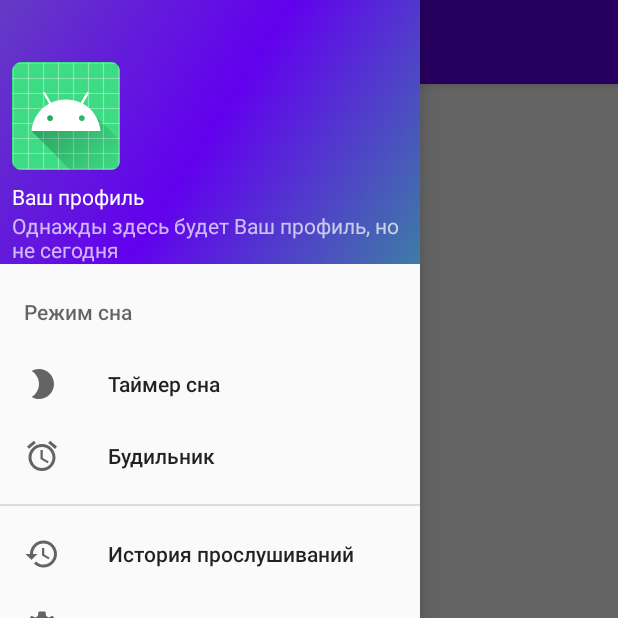
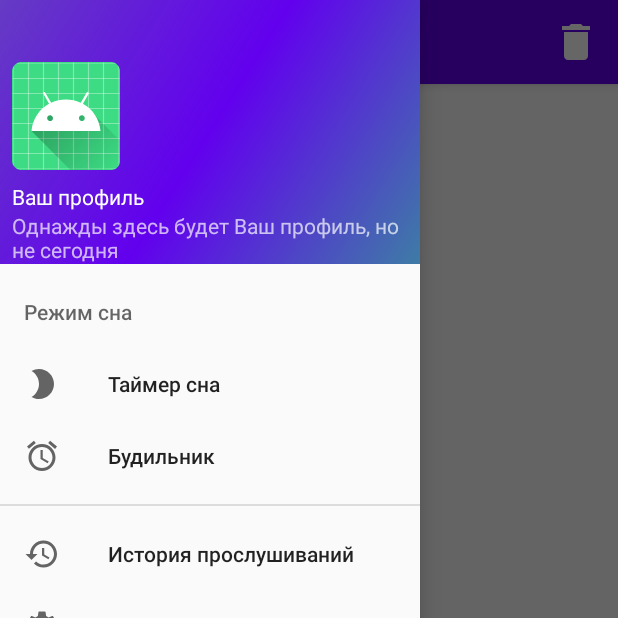
Before and after one commit to katemeron/RadioApp, an Android app: the fragment HistoryFragment placed in its activity, with the side drawer open, on a phone screen of 412 x 824 dp, the top half of it. Run offline under Robolectric (Android 15) with nearby library versions, the light colour scheme and no system bars; our stand-ins replace Dagger/Hilt's generated code, Room's generated code, RxJava; libraries missing offline, so code that uses them is left out: androidx.hilt.lifecycle, coil.api.load; network calls fail; pictures from the network do not load.

Commit message:
clear history action

```diff
--- a/app/src/main/java/djisachan/radioapp/radiomodule/data/player/PlayerService.kt
+++ b/app/src/main/java/djisachan/radioapp/radiomodule/data/player/PlayerService.kt
@@ -37,6 +37,10 @@ class PlayerService : Service() {
         return START_STICKY
     }
 
+    fun stopPlaying(){
+        radioPlayer.pause()
+    }
+
     inner class PlayerBinder : Binder() {
         fun getService(): PlayerService {
             return this@PlayerService
--- a/app/src/main/java/djisachan/radioapp/radiomodule/presentation/bottomplayer/RadioPlayerViewModel.kt
+++ b/app/src/main/java/djisachan/radioapp/radiomodule/presentation/bottomplayer/RadioPlayerViewModel.kt
@@ -24,7 +24,7 @@ class RadioPlayerViewModel @ViewModelInject constructor(private val historyRadio
     ViewModel() {
 
     private var serviceConnection: ServiceConnection
-    private lateinit var playerService: PlayerService
+    private var playerService: PlayerService? = null
     private var isBound = false
     var savedRadioUrl: String? = null
 
@@ -53,6 +53,8 @@ class RadioPlayerViewModel @ViewModelInject constructor(private val historyRadio
      * Запуск проигрывателя, если выбрано радио
      */
     fun startPlaying(context: Context, uri: String) {
+        playerService?.stopPlaying()
+
         val intent = Intent(context, PlayerService::class.java)
         intent.putExtra(PlayerService.URI_KEY, uri)
         context.startService(intent)
--- a/app/src/main/java/djisachan/radioapp/radiomodule/presentation/history/HistoryFragment.kt
+++ b/app/src/main/java/djisachan/radioapp/radiomodule/presentation/history/HistoryFragment.kt
@@ -1,9 +1,7 @@
 package djisachan.radioapp.radiomodule.presentation.history
 
 import android.os.Bundle
-import android.view.LayoutInflater
-import android.view.View
-import android.view.ViewGroup
+import android.view.*
 import android.widget.Toast
 import androidx.appcompat.app.AppCompatActivity
 import androidx.fragment.app.Fragment
@@ -11,6 +9,7 @@ import androidx.fragment.app.viewModels
 import androidx.lifecycle.Observer
 import androidx.recyclerview.widget.RecyclerView
 import dagger.hilt.android.AndroidEntryPoint
+import djisachan.radioapp.MainSingleActivity
 import djisachan.radioapp.R
 import djisachan.radioapp.radiomodule.domain.RadioModel
 import djisachan.radioapp.radiomodule.presentation.OnRadioClickListener
@@ -52,8 +51,23 @@ class HistoryFragment : Fragment(),
         historyViewModel.getHistoryList()
     }
 
+    override fun onCreateOptionsMenu(menu: Menu, inflater: MenuInflater) {
+        inflater.inflate(R.menu.history_menu, menu)
+        super.onCreateOptionsMenu(menu, inflater)
+    }
+
+    override fun onOptionsItemSelected(item: MenuItem): Boolean {
+        return when (item.itemId) {
+            R.id.action_clear_history -> {
+                historyViewModel.clearHistory()
+                true
+            }
+            else -> super.onOptionsItemSelected(item)
+        }
+    }
+
     override fun onClick(radio: RadioModel) {
-        //
+        (requireActivity() as MainSingleActivity).updateRadioPlayerFragment(radio)
     }
 
     private fun initToolbar() {
--- a/app/src/main/java/djisachan/radioapp/radiomodule/presentation/history/HistoryViewModel.kt
+++ b/app/src/main/java/djisachan/radioapp/radiomodule/presentation/history/HistoryViewModel.kt
@@ -23,8 +23,7 @@ class HistoryViewModel @ViewModelInject constructor(
      * Получить список истории
      */
     fun getHistoryList() {
-        val dao = historyRadioDatabase.getHistoryDao()
-        dao.getAll()
+        historyRadioDatabase.getHistoryDao().getAll()
             .map {
                 it.map { station ->
                     RadioModel(
@@ -40,4 +39,13 @@ class HistoryViewModel @ViewModelInject constructor(
             .subscribe({ radioListData.value = it }, {})
 
     }
+
+    fun clearHistory() {
+        historyRadioDatabase.getHistoryDao().clearHistory()
+            .subscribeOn(Schedulers.io())
+            .observeOn(AndroidSchedulers.mainThread())
+            .subscribe({
+                radioListData.value = emptyList()
+            }, {})
+    }
 }
--- a/app/src/main/java/djisachan/radioapp/radiomodule/presentation/radiolist/RadioListAdapter.kt
+++ b/app/src/main/java/djisachan/radioapp/radiomodule/presentation/radiolist/RadioListAdapter.kt
@@ -19,7 +19,7 @@ import djisachan.radioapp.radiomodule.presentation.OnRadioClickListener
 class RadioListAdapter(private val radioClickListener: OnRadioClickListener) :
     RecyclerView.Adapter<RadioListAdapter.RadioViewHolder>() {
 
-    private var radioList: List<RadioModel> = ArrayList()
+    private var radioList: List<RadioModel> = emptyList()
 
     override fun onCreateViewHolder(parent: ViewGroup, viewType: Int): RadioViewHolder {
         val view =
--- a/app/src/main/java/djisachan/radioapp/radiomodule/presentation/radiolist/RadioListFragment.kt
+++ b/app/src/main/java/djisachan/radioapp/radiomodule/presentation/radiolist/RadioListFragment.kt
@@ -70,7 +70,6 @@ class RadioListFragment : Fragment(),
     override fun onOptionsItemSelected(item: MenuItem): Boolean {
         return when (item.itemId) {
             R.id.action_search -> true
-            R.id.action_share -> true
             R.id.action_exit -> true
             else -> super.onOptionsItemSelected(item)
         }
--- /dev/null
+++ b/app/src/main/res/drawable/ic_delete_36.xml
@@ -0,0 +1,5 @@
+<vector android:height="36dp" android:tint="?attr/colorControlNormal"
+    android:viewportHeight="24" android:viewportWidth="24"
+    android:width="36dp" xmlns:android="http://schemas.android.com/apk/res/android">
+    <path android:fillColor="@android:color/white" android:pathData="M6,19c0,1.1 0.9,2 2,2h8c1.1,0 2,-0.9 2,-2V7H6v12zM19,4h-3.5l-1,-1h-5l-1,1H5v2h14V4z"/>
+</vector>
--- /dev/null
+++ b/app/src/main/res/menu/history_menu.xml
@@ -0,0 +1,10 @@
+<?xml version="1.0" encoding="utf-8"?>
+<menu xmlns:android="http://schemas.android.com/apk/res/android"
+    xmlns:app="http://schemas.android.com/apk/res-auto">
+    <item
+        android:id="@+id/action_clear_history"
+        android:icon="@drawable/ic_delete_36"
+        android:orderInCategory="10"
+        android:title="Очистить"
+        app:showAsAction="ifRoom|collapseActionView" />
+</menu>
--- a/app/src/main/res/menu/radio_menu.xml
+++ b/app/src/main/res/menu/radio_menu.xml
@@ -9,11 +9,6 @@
         app:actionViewClass="androidx.appcompat.widget.SearchView"
         app:showAsAction="ifRoom|collapseActionView" />
     <item
-        android:id="@+id/action_share"
-        android:orderInCategory="20"
-        android:title="Поделиться приложением"
-        app:showAsAction="never" />
-    <item
         android:id="@+id/action_exit"
         android:orderInCategory="30"
         android:title="Выйти"
```
Also changed, not shown: app/src/main/java/djisachan/radioapp/radiomodule/data/historydao/HistoryDao.kt (+4 -4 lines).
